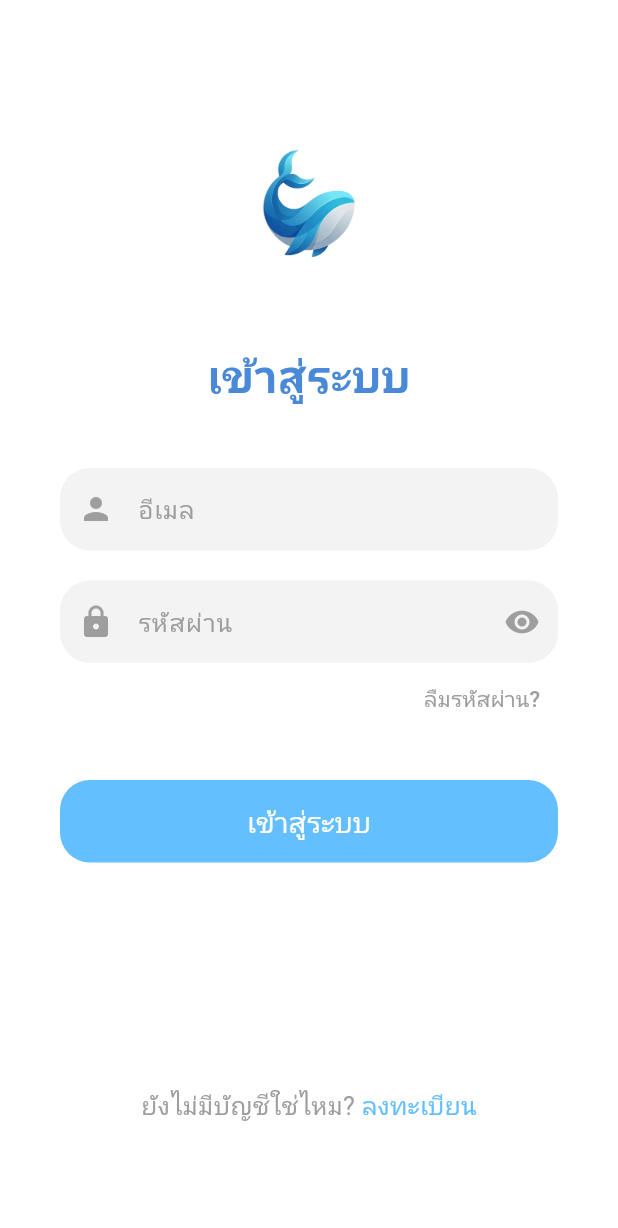
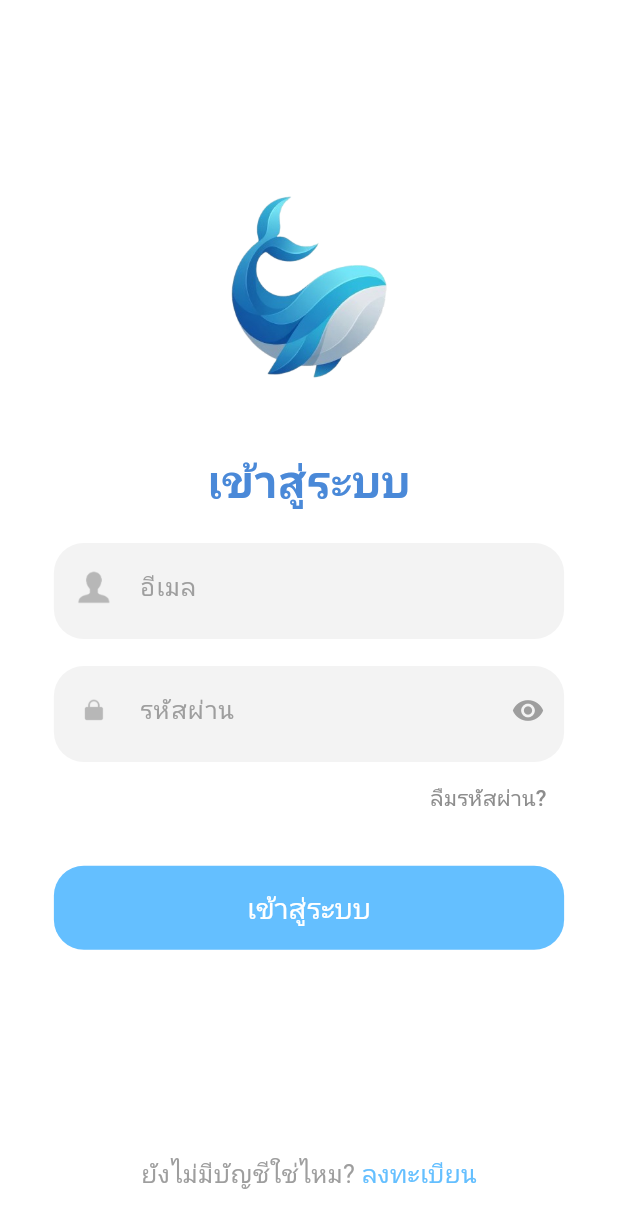
Before and after one commit to punnawat0755-cell/App2, a Flutter app: the screen it shows after launch, on a phone screen of 412 x 824 dp. Shown: the top 1228 px of the screen. Run offline on Flutter 3.47's test engine with Material 3 defaults, Android fonts, the phone set to English and light mode, and no system bars; our stand-ins replace audioplayers, camera, cloud_firestore, curved_navigation_bar, firebase_auth, firebase_core and 8 more; missing offline and left inert: video_compress; accounts and stored records are empty; Roboto replaces fonts that are missing (Mitr).

Commit message:
Merge Code

```diff
--- a/lib/features/login/view/login_page.dart
+++ b/lib/features/login/view/login_page.dart
@@ -1,5 +1,6 @@
 import 'package:flutter/material.dart';
 import 'package:flutter_application_1/app/navigation/bottom_nav_bar.dart';
+import 'package:flutter_application_1/core/responsive/responsive_scale.dart';
 import 'package:supabase_flutter/supabase_flutter.dart';
 
 import 'privacy_policy_page.dart';
@@ -173,27 +174,46 @@ class _LoginPageState extends State<LoginPage> {
   Widget _buildTextField({
     required TextEditingController controller,
     required String hintText,
-    required IconData icon,
+    required String iconAsset,
+    required ResponsiveScale scale,
     TextInputType? keyboardType,
     bool isPassword = false,
     Widget? suffixIcon,
   }) {
     return Container(
+      height: scale.rs(62, min: 56, max: 64),
       decoration: BoxDecoration(
         color: _fieldGrey,
-        borderRadius: BorderRadius.circular(20),
+        borderRadius: BorderRadius.circular(scale.rs(20, min: 18, max: 20)),
       ),
       child: TextField(
         controller: controller,
         obscureText: isPassword,
         keyboardType: keyboardType,
+        style: TextStyle(
+          fontSize: scale.rf(17, min: 15, max: 17),
+          color: const Color(0xFF5D5D5D),
+        ),
         decoration: InputDecoration(
           hintText: hintText,
-          hintStyle: const TextStyle(color: Colors.grey),
-          prefixIcon: Icon(icon, color: Colors.grey),
+          hintStyle: TextStyle(
+            color: Colors.grey,
+            fontSize: scale.rf(16, min: 14, max: 16),
+          ),
+          prefixIcon: Padding(
+            padding: EdgeInsets.all(scale.rs(14, min: 12, max: 14)),
+            child: Image.asset(
+              iconAsset,
+              width: scale.rs(24, min: 22, max: 28),
+              height: scale.rs(24, min: 22, max: 28),
+              fit: BoxFit.contain,
+            ),
+          ),
           suffixIcon: suffixIcon,
           border: InputBorder.none,
-          contentPadding: const EdgeInsets.symmetric(vertical: 15),
+          contentPadding: EdgeInsets.symmetric(
+            vertical: scale.rs(16, min: 14, max: 16),
+          ),
         ),
       ),
     );
@@ -204,49 +224,69 @@ class _LoginPageState extends State<LoginPage> {
     return Scaffold(
       backgroundColor: Colors.white,
       body: SafeArea(
+        child: LayoutBuilder(
+          builder: (context, constraints) {
+            final scale = ResponsiveScale.fromWidth(constraints.maxWidth);
+            final horizontalPadding = constraints.maxWidth < 360
+                ? scale.rs(18, min: 16, max: 18)
+                : scale.rs(34, min: 24, max: 40);
+            final logoSize = scale.rs(160, min: 132, max: 180);
+
+            return Center(
+              child: ConstrainedBox(
+                constraints: const BoxConstraints(maxWidth: 460),
                 child: SingleChildScrollView(
-          padding: const EdgeInsets.symmetric(horizontal: 40),
+                  padding: EdgeInsets.symmetric(
+                    horizontal: horizontalPadding,
+                    vertical: scale.rs(20, min: 16, max: 24),
+                  ),
                   child: Column(
                     children: [
-              const SizedBox(height: 60),
-              Image.asset(
+                      SizedBox(height: scale.rs(80, min: 36, max: 100)),
+                      Transform.scale(
+                        scale: constraints.maxWidth < 360 ? 1.28 : 1.5,
+                        child: Image.asset(
                           'assets/images/logo.png',
-                width: 150,
-                height: 150,
+                          width: logoSize,
+                          height: logoSize,
                           fit: BoxFit.contain,
-                errorBuilder: (_, __, ___) => const Icon(
+                          errorBuilder: (_, __, ___) => Icon(
                             Icons.flutter_dash,
-                  size: 80,
+                            size: logoSize,
                             color: _mainBlue,
                           ),
                         ),
-              const SizedBox(height: 20),
-              const Text(
+                      ),
+                      SizedBox(height: scale.rs(24, min: 18, max: 26)),
+                      Text(
                         'เข้าสู่ระบบ',
                         style: TextStyle(
-                  fontSize: 28,
+                          fontSize: scale.rf(28, min: 23, max: 28),
                           fontWeight: FontWeight.bold,
                           color: _mainBlue,
                         ),
                       ),
-              const SizedBox(height: 40),
+                      SizedBox(height: scale.rs(20, min: 16, max: 20)),
                       _buildTextField(
                         controller: _emailController,
                         hintText: 'อีเมล',
-                icon: Icons.person,
+                        iconAsset: 'assets/images/Customer.png',
                         keyboardType: TextInputType.emailAddress,
+                        scale: scale,
                       ),
-              const SizedBox(height: 20),
+                      SizedBox(height: scale.rs(18, min: 14, max: 18)),
                       _buildTextField(
                         controller: _passwordController,
                         hintText: 'รหัสผ่าน',
-                icon: Icons.lock,
+                        iconAsset: 'assets/images/lock.png',
                         isPassword: _hidePw,
+                        scale: scale,
                         suffixIcon: IconButton(
                           onPressed: () => setState(() => _hidePw = !_hidePw),
                           icon: Icon(
                             _hidePw ? Icons.visibility : Icons.visibility_off,
                             color: Colors.grey,
+                            size: scale.rs(22, min: 20, max: 22),
                           ),
                         ),
                       ),
@@ -254,73 +294,88 @@ class _LoginPageState extends State<LoginPage> {
                         alignment: Alignment.centerRight,
                         child: TextButton(
                           onPressed: _isLoading ? null : _forgotPassword,
-                  child: const Text(
+                          child: Text(
                             'ลืมรหัสผ่าน?',
-                    style: TextStyle(color: Colors.grey, fontSize: 14),
+                            style: TextStyle(
+                              color: const Color(0xFF8D8D8D),
+                              fontSize: scale.rf(14, min: 12.5, max: 14),
                             ),
                           ),
                         ),
-              const SizedBox(height: 30),
+                      ),
+                      SizedBox(height: scale.rs(20, min: 16, max: 22)),
                       SizedBox(
                         width: double.infinity,
-                height: 55,
+                        height: scale.rs(55, min: 50, max: 56),
                         child: ElevatedButton(
                           onPressed: _isLoading ? null : _login,
                           style: ElevatedButton.styleFrom(
                             backgroundColor: _lightBlue,
                             shape: RoundedRectangleBorder(
-                      borderRadius: BorderRadius.circular(20),
+                              borderRadius: BorderRadius.circular(
+                                scale.rs(20, min: 18, max: 20),
+                              ),
                             ),
                             elevation: 0,
                           ),
                           child: _isLoading
-                      ? const SizedBox(
-                          width: 20,
-                          height: 20,
-                          child: CircularProgressIndicator(
+                              ? SizedBox(
+                                  width: scale.rs(20, min: 18, max: 20),
+                                  height: scale.rs(20, min: 18, max: 20),
+                                  child: const CircularProgressIndicator(
                                     color: Colors.white,
                                     strokeWidth: 2,
                                   ),
                                 )
-                      : const Text(
+                              : Text(
                                   'เข้าสู่ระบบ',
                                   style: TextStyle(
-                            fontSize: 18,
+                                    fontSize: scale.rf(18, min: 16, max: 18),
                                     fontWeight: FontWeight.w500,
                                     color: Colors.white,
                                   ),
                                 ),
                         ),
                       ),
-              const SizedBox(height: 150),
-              Row(
-                mainAxisAlignment: MainAxisAlignment.center,
+                      SizedBox(height: scale.rs(130, min: 56, max: 180)),
+                      Wrap(
+                        alignment: WrapAlignment.center,
+                        crossAxisAlignment: WrapCrossAlignment.center,
                         children: [
-                  const Text(
+                          Text(
                             'ยังไม่มีบัญชีใช่ไหม? ',
-                    style: TextStyle(color: Colors.grey, fontSize: 16),
+                            style: TextStyle(
+                              color: Colors.grey,
+                              fontSize: scale.rf(16, min: 14, max: 16),
+                            ),
                           ),
                           GestureDetector(
                             onTap: () => Navigator.push(
                               context,
-                      MaterialPageRoute(builder: (_) => const RegisterPage()),
+                              MaterialPageRoute(
+                                builder: (_) => const RegisterPage(),
                               ),
-                    child: const Text(
+                            ),
+                            child: Text(
                               'ลงทะเบียน',
                               style: TextStyle(
                                 color: _lightBlue,
                                 fontWeight: FontWeight.w500,
-                        fontSize: 16,
+                                fontSize: scale.rf(16, min: 14, max: 16),
                               ),
                             ),
                           ),
                         ],
                       ),
-              const SizedBox(height: 20),
+                      SizedBox(height: scale.rs(20, min: 16, max: 20)),
                     ],
                   ),
                 ),
               ),
             );
+          },
+        ),
+      ),
+    );
   }
 }
```
Also changed, not shown: lib/core/services/app_snackbar.dart (added, +55 -0 lines), lib/features/home/view/daily_mood_page.dart (+29 -41 lines), lib/features/home/view/encouragement_page.dart (added, +162 -0 lines), assets/images/Customer.png (added), assets/images/whalebottom.png (added), assets/images/whaletop.png (added). Lines whose indentation alone changed are shown as unchanged.
